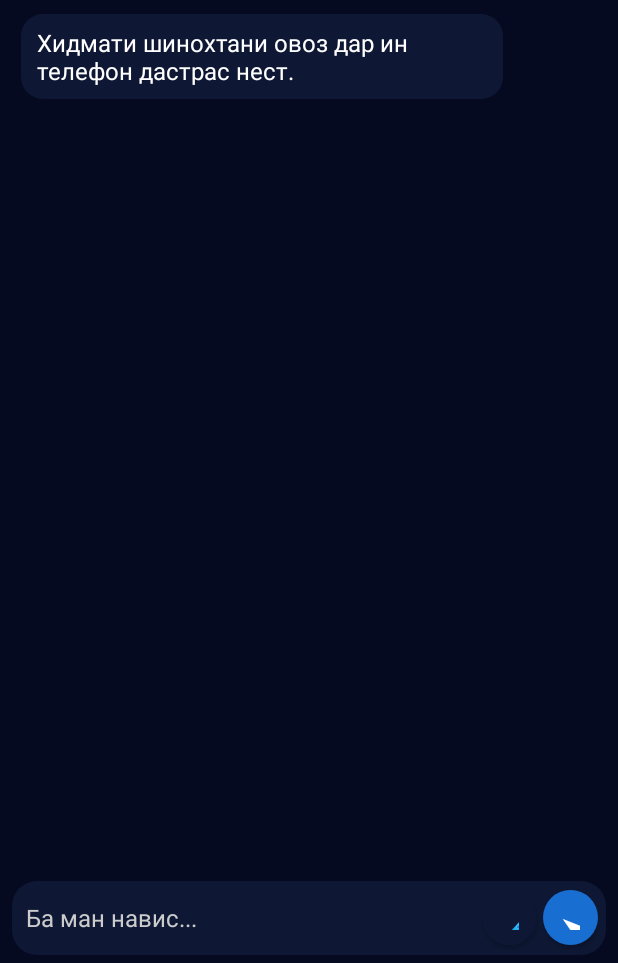
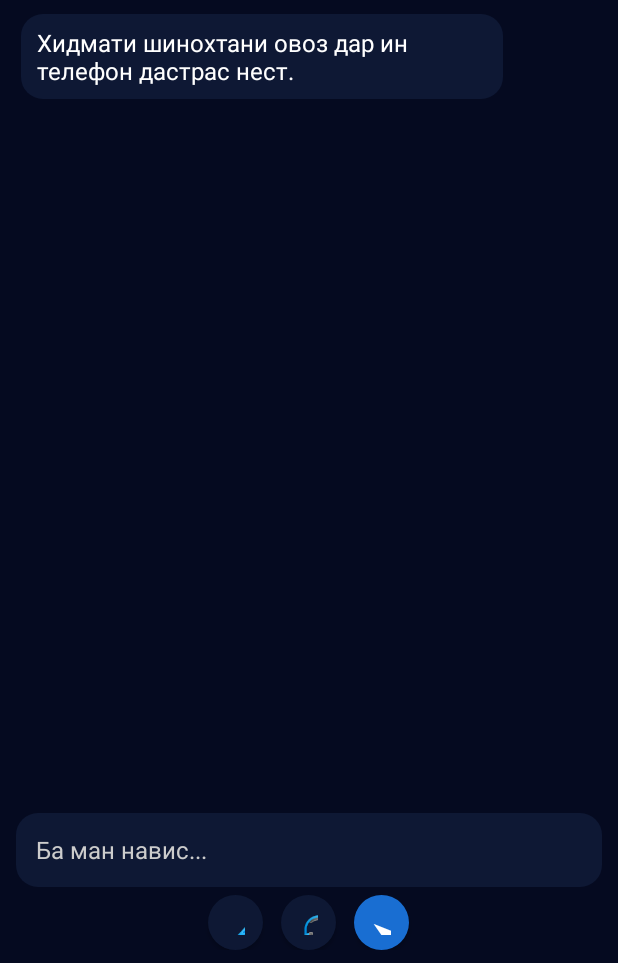
Before and after one commit to magacha2005/DugonikAI, an Android app: the screen it shows after launch (MainActivity), after a tap on an icon or button, on a phone screen of 412 x 824 dp, the part 273-1236 px from its top. Run offline under Robolectric (Android 15) with nearby library versions, the phone set to English and light mode, and no system bars.

Commit message:
Separate chat voice and send buttons

```diff
--- a/app/src/main/java/com/dugonik/ai/MainActivity.java
+++ b/app/src/main/java/com/dugonik/ai/MainActivity.java
@@ -133,9 +133,13 @@ public class MainActivity extends Activity {
         }
 
         LinearLayout bottom = new LinearLayout(this);
-        bottom.setGravity(Gravity.CENTER_VERTICAL);
-        bottom.setPadding(8, 5, 8, 5);
-        bottom.setBackground(shape(panel, 25));
+        bottom.setOrientation(LinearLayout.VERTICAL);
+        bottom.setPadding(4, 5, 4, 5);
+
+        LinearLayout inputBox = new LinearLayout(this);
+        inputBox.setGravity(Gravity.CENTER_VERTICAL);
+        inputBox.setPadding(14, 5, 14, 5);
+        inputBox.setBackground(shape(panel, 22));
 
         input = new EditText(this);
         input.setHint("Ба ман навис...");
@@ -145,26 +149,48 @@ public class MainActivity extends Activity {
         input.setSingleLine(false);
         input.setMaxLines(4);
         input.setBackgroundColor(Color.TRANSPARENT);
+        inputBox.addView(input, new LinearLayout.LayoutParams(-1, -2));
 
-        bottom.addView(input, new LinearLayout.LayoutParams(0, -2, 1));
+        bottom.addView(inputBox, new LinearLayout.LayoutParams(-1, -2));
+
+        LinearLayout actions = new LinearLayout(this);
+        actions.setGravity(Gravity.CENTER);
+        actions.setPadding(0, 8, 0, 0);
 
         Button mic = new Button(this);
         mic.setText("🎤");
         mic.setTextSize(20);
         mic.setTextColor(Color.WHITE);
         mic.setBackground(shape(panel, 50));
-        LinearLayout.LayoutParams micParams = new LinearLayout.LayoutParams(55, 55);
-        micParams.rightMargin = 6;
-        bottom.addView(mic, micParams);
+        actions.addView(mic, new LinearLayout.LayoutParams(55, 55));
         mic.setOnClickListener(v -> startVoiceInput());
+
+        Button voice = new Button(this);
+        voice.setText("🎧");
+        voice.setTextSize(20);
+        voice.setTextColor(Color.WHITE);
+        voice.setBackground(shape(panel, 50));
+        LinearLayout.LayoutParams voiceParams =
+                new LinearLayout.LayoutParams(55, 55);
+        voiceParams.leftMargin = 18;
+        voiceParams.rightMargin = 18;
+        actions.addView(voice, voiceParams);
+        voice.setOnClickListener(v ->
+                Toast.makeText(this,
+                        "Овози зинда дар қадами оянда фаъол мешавад.",
+                        Toast.LENGTH_SHORT).show());
+
         Button send = new Button(this);
         send.setText("➤");
         send.setTextSize(23);
         send.setTextColor(Color.WHITE);
         send.setBackground(shape(blue, 50));
-        bottom.addView(send, new LinearLayout.LayoutParams(55, 55));
+        actions.addView(send, new LinearLayout.LayoutParams(55, 55));
 
-        LinearLayout.LayoutParams bp = new LinearLayout.LayoutParams(-1, -2);
+        bottom.addView(actions);
+
+        LinearLayout.LayoutParams bp =
+                new LinearLayout.LayoutParams(-1, -2);
         bp.topMargin = 8;
         root.addView(bottom, bp);
 
```
